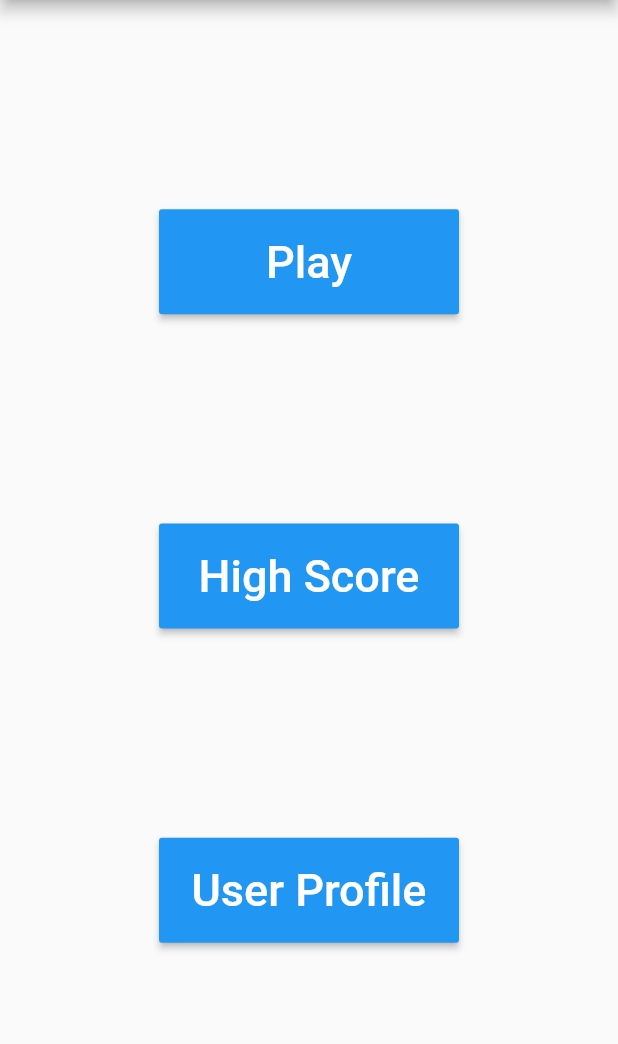
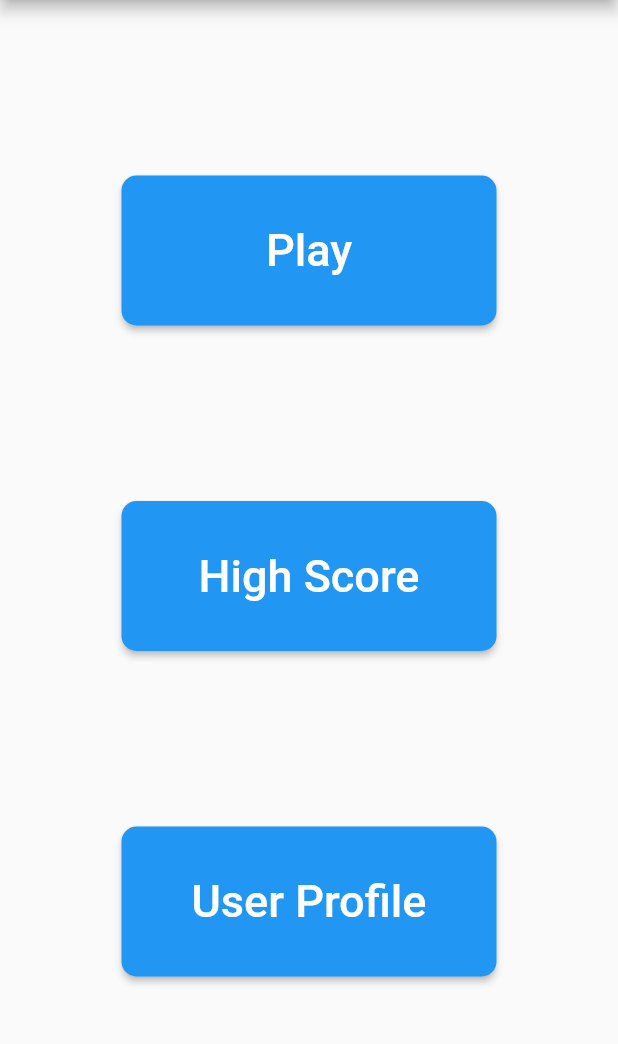
Before and after one commit to davidjhenning6/Chroma-Slash, a Flutter app: the screen it shows after launch, on a phone screen of 412 x 824 dp, the part 84-1128 px from its top. Run offline on Flutter 3.47's test engine with Material 2 defaults, Android fonts, the phone set to English and light mode, and no system bars.

```diff
--- a/slice_game/lib/main.dart
+++ b/slice_game/lib/main.dart
@@ -1,18 +1,13 @@
+import 'package:flutter/cupertino.dart';
 import 'package:flutter/material.dart';
-
-import './start_menu.dart';
-import 'models/screen_states.dart';
+import 'package:slice_game/pages/home_page.dart';
 
 void main() => runApp(SliceGame());
 
-class SliceGame extends StatefulWidget {
-  _SliceGameState createState() => _SliceGameState();
-}
 
-class _SliceGameState extends State<SliceGame> {
+class SliceGame extends StatelessWidget {
   static const String _title = "Slice Game";
-  ScreenState _currentScreenState = ScreenState.startMenu;
-  //temp --> 0 means main menu, 1 means start game, 2 means leaderboard and 3 is profile
+
   @override
   Widget build(BuildContext context) {
     return MaterialApp(
@@ -20,84 +15,7 @@ class _SliceGameState extends State<SliceGame> {
       theme: ThemeData(
         primarySwatch: Colors.blue,
       ),
-      home: Scaffold(
-        appBar: AppBar(
-          title: const Text(_title),
-        ),
-        body: _homeWidget(),
-      ),
+      home: HomePage(title: _title),
     );
   }
-
-  Widget _homeWidget() {
-    Widget homeWidget;
-    if (_currentScreenState == ScreenState.startMenu)
-      homeWidget = StartMenu(
-        onHighScorePressed: () {
-          setState(() {
-            _currentScreenState = ScreenState.highScore;
-          });
-        },
-        onPlayerProfilePressed: () {
-          setState(() {
-            _currentScreenState = ScreenState.playerProfile;
-          });
-        },
-        onPlayPressed: () {
-          setState(() {
-            _currentScreenState = ScreenState.play;
-          });
-        },
-      );
-    else if(_currentScreenState == ScreenState.play) {
-      homeWidget = Container(
-        child: Column(
-          children: <Widget>[
-            RaisedButton(
-              child: Text("Quit game"),
-              onPressed: () {
-                setState(() {
-                  _currentScreenState =ScreenState.startMenu;
-                });
-              },
-            ),
-            Text("You are playing the game"),
-          ],
-        ),
-      );
-    } else if(_currentScreenState == ScreenState.highScore) {
-      homeWidget =Container(
-        child: Column(
-          children: <Widget>[
-            RaisedButton(
-              child: Text("Back to Main Menu"),
-              onPressed: () {
-                setState(() {
-                  _currentScreenState =ScreenState.startMenu;
-                });
-              },
-            ),
-            Text("You are view the High Scores"),
-          ],
-        ),
-      );
-    } else if(_currentScreenState == ScreenState.playerProfile) {
-      homeWidget =Container(
-        child: Column(
-          children: <Widget>[
-            RaisedButton(
-              child: Text("Quit game"),
-              onPressed: () {
-                setState(() {
-                  _currentScreenState =ScreenState.startMenu;
-                });
-              },
-            ),
-            Text("You are view your player profile"),
-          ],
-        ),
-      );
-    }
-    return homeWidget;
-  }
 }
--- a/slice_game/lib/models/screen_states.dart
+++ /dev/null
@@ -1,3 +0,0 @@
-enum ScreenState {
-  startMenu, play, highScore, playerProfile,
-}
--- /dev/null
+++ b/slice_game/lib/pages/home_page.dart
@@ -0,0 +1,54 @@
+import 'package:flutter/cupertino.dart';
+import 'package:flutter/material.dart';
+import 'package:slice_game/pages/high_score_page.dart';
+import 'package:slice_game/pages/player_profile_page.dart';
+import 'package:slice_game/pages/play_page.dart';
+
+import '../widgets/start_menu.dart';
+
+class HomePage extends StatefulWidget {
+  final title;
+  HomePage({@required this.title});
+  @override
+  State<StatefulWidget> createState() {
+    return _HomePage();
+  }
+}
+
+class _HomePage extends State<HomePage> {
+
+  void playerProfilePressed() {
+    Navigator.push(
+      context,
+      CupertinoPageRoute(builder: (context) => PlayerProfilePage()),
+    );
+  }
+
+  void highScorePressed() {
+    Navigator.push(
+      context,
+      CupertinoPageRoute(builder: (context) => HighScorePage()),
+    );
+  }
+
+  void playPressed() {
+    Navigator.push(
+      context,
+      CupertinoPageRoute(builder: (context) => PlayPage()),
+    );
+  }
+
+  @override
+  Widget build(context) {
+    return Scaffold(
+      appBar: AppBar(
+        title: Text(widget.title),
+      ),
+      body: StartMenu(
+        onHighScorePressed: highScorePressed,
+        onPlayerProfilePressed: playerProfilePressed,
+        onPlayPressed: playPressed,
+      ),
+    );
+  }
+}
--- a/slice_game/lib/menu_buttons.dart
+++ b/slice_game/lib/widgets/menu_buttons.dart
@@ -4,17 +4,23 @@ class MenuButtons extends StatelessWidget {
   final String buttonText;
   final Function() onCliked;
 
-  MenuButtons({@required this.buttonText, @required this.onCliked});
+  MenuButtons({
+    @required this.buttonText,
+    @required this.onCliked,
+  });
 
   @override
   Widget build(BuildContext context) {
     return Center(
-      // child: const SizedBox(height: 30, width: 300),
+      //child: const SizedBox(height: 30, width: 300),
       child: ButtonTheme(
-        minWidth: 200,
-        height: 70,
+        minWidth: 250,
+        height: 100,
         child: RaisedButton(
           onPressed: this.onCliked,
+          splashColor: Colors.indigoAccent,
+          shape: RoundedRectangleBorder(
+              borderRadius: BorderRadius.all(Radius.circular(10.0))),
           child: Text(
             buttonText,
             style: TextStyle(fontSize: 30, color: Colors.white),
--- a/slice_game/lib/start_menu.dart
+++ b/slice_game/lib/widgets/start_menu.dart
@@ -21,9 +21,14 @@ class _StartMenuState extends State<StartMenu> {
       child: Column(
         mainAxisAlignment: MainAxisAlignment.spaceEvenly,
         children: <Widget>[
-          MenuButtons(buttonText: "Play", onCliked: widget.onPlayPressed),
           MenuButtons(
-              buttonText: "High Score", onCliked: widget.onHighScorePressed),
+            buttonText: "Play",
+            onCliked: widget.onPlayPressed,
+          ),
+          MenuButtons(
+            buttonText: "High Score",
+            onCliked: widget.onHighScorePressed,
+          ),
           MenuButtons(
               buttonText: "User Profile",
               onCliked: widget.onPlayerProfilePressed),
```
Also changed, not shown: slice_game/lib/pages/high_score_page.dart (added, +20 -0 lines), slice_game/lib/pages/play_page.dart (added, +29 -0 lines), slice_game/lib/pages/player_profile_page.dart (added, +20 -0 lines), 2 other files.
